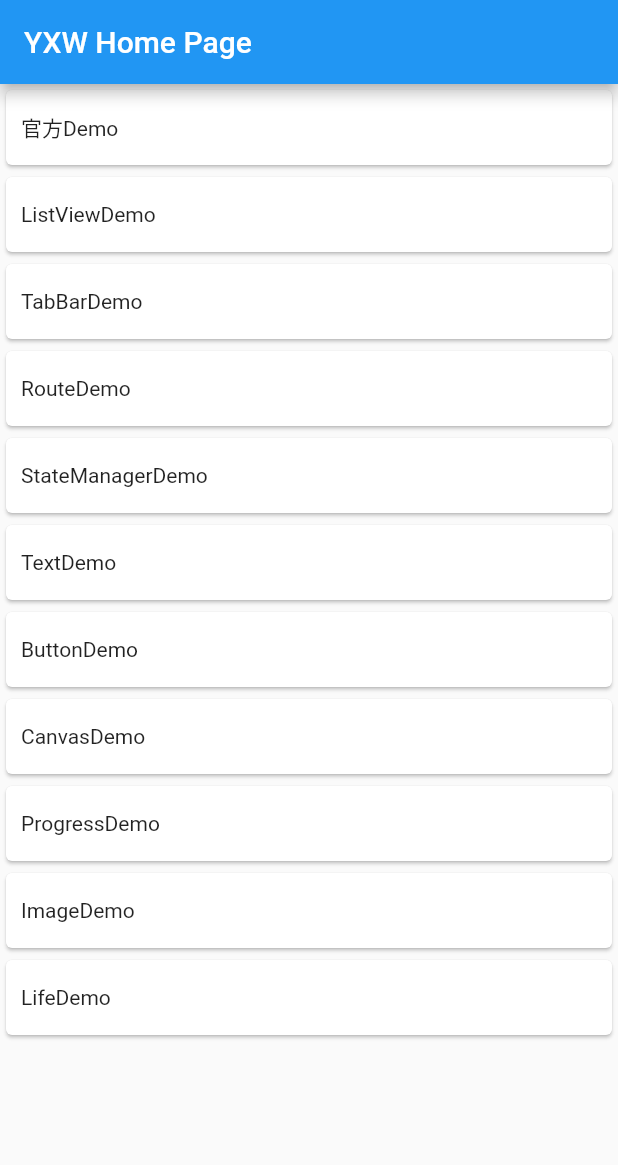
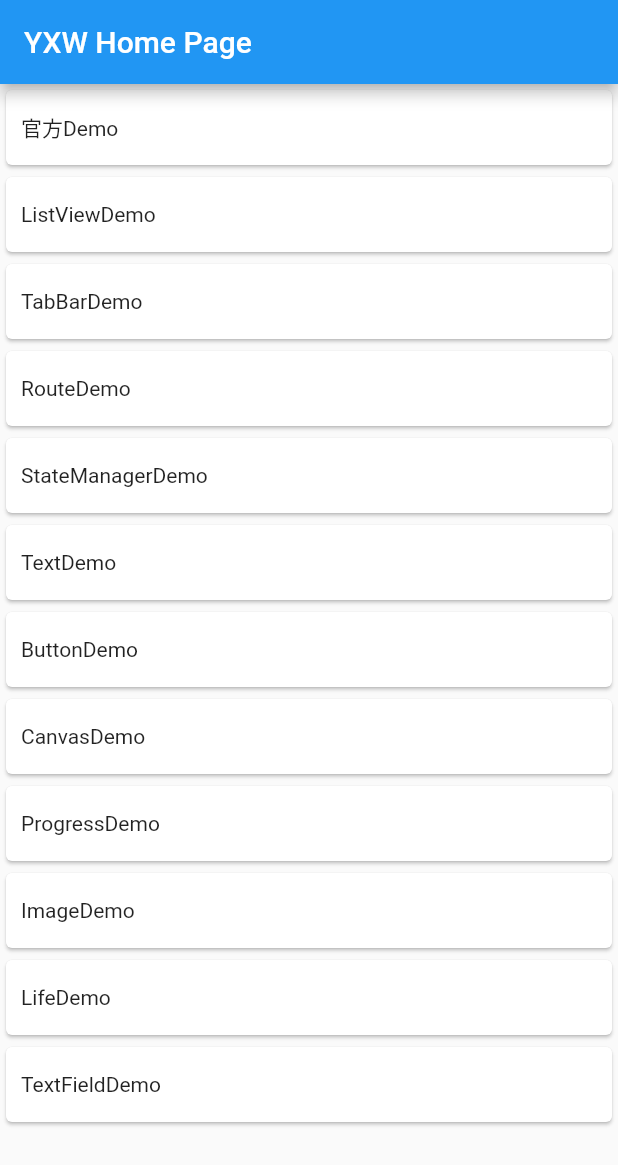
Before and after one commit to yaoxiawen/flutterdemo, a Flutter app: the screen it shows after launch, on a phone screen of 412 x 824 dp. Shown: the top 1165 px of the screen. Run offline on Flutter 3.47's test engine with Material 2 defaults, Android fonts, the phone set to English and light mode, and no system bars.

Commit message:
TextFieldDemo

```diff
--- a/lib/main.dart
+++ b/lib/main.dart
@@ -14,6 +14,7 @@ import 'routedemo/RouteDemoPage.dart';
 import 'statemanager/StateManagerDemo.dart';
 import 'tabbardemo/TabBarDemoPage.dart';
 import 'textdemo/TextDemo.dart';
+import 'textfielddemo/TextFieldDemo.dart';
 
 //应用入口
 void main() => runApp(MyApp()); //main函数使用了(=>)符号，这是Dart中单行函数或方法的简写。
@@ -120,6 +121,9 @@ Map<String, WidgetBuilder> routes = {
   "lifedemo": (context) {
     return LifeDemo();
   },
+  "textfielddemo": (context) {
+    return TextFieldDemo();
+  },
   "pushnameddemo": (context) {
     return PushNamedDemoPage();
   },
@@ -142,4 +146,5 @@ const routeName = [
   "ProgressDemo",
   "ImageDemo",
   "LifeDemo",
+  "TextFieldDemo",
 ];
```
Also changed, not shown: lib/textfielddemo/TextFieldDemo.dart (+28 -3 lines).
